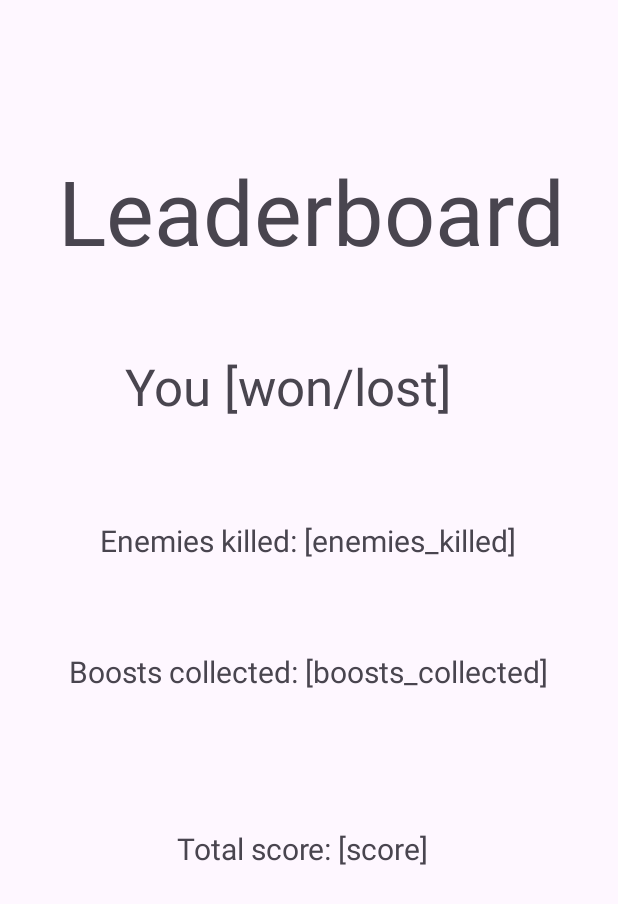
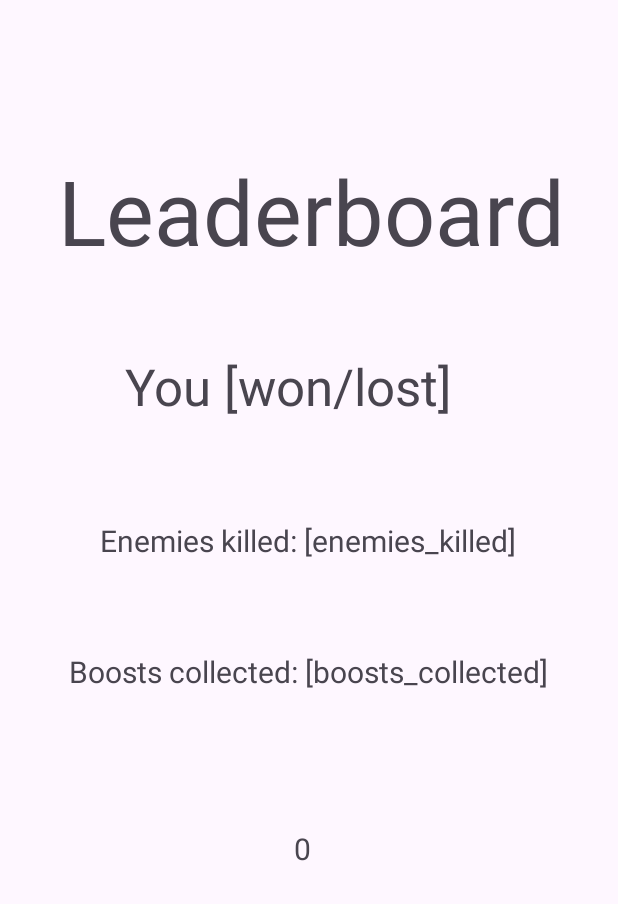
Before and after one commit to rparida3/CS2340A_Team11, an Android app: the EndingActivity screen opened directly, with no data from a screen before it, on a phone screen of 412 x 824 dp. Shown: the top 904 px of the screen. Run offline under Robolectric (Android 15) with nearby library versions, the phone set to English and light mode, and no system bars.

Commit message:
displayed current score after game ends on end screen

```diff
--- a/app/src/main/java/com/example/cs2340a_team11/View/EndingActivity.java
+++ b/app/src/main/java/com/example/cs2340a_team11/View/EndingActivity.java
@@ -19,5 +19,8 @@ public class EndingActivity extends AppCompatActivity {
         endScreenViewModel = new ViewModelProvider(this).get(EndScreenViewModel.class);
 
         // DO PLEASE: display end results by fetching info from view-model
+        TextView currentScore = findViewById(R.id.score);
+        currentScore.setText(Integer.toString(endScreenViewModel.calcTotalScore()));
+
     }
 }
--- a/app/src/main/java/com/example/cs2340a_team11/ViewModel/EndScreenViewModel.java
+++ b/app/src/main/java/com/example/cs2340a_team11/ViewModel/EndScreenViewModel.java
@@ -25,6 +25,6 @@ public class EndScreenViewModel extends ViewModel {
     }
 
     public int calcTotalScore() {
-        return 5;
+        return player.getScore();
     }
 }
--- a/app/src/main/res/layout/game_screen.xml
+++ b/app/src/main/res/layout/game_screen.xml
@@ -73,7 +73,7 @@
         tools:visibility="visible" />
 
     <TextView
-        android:id="@+id/score"
+        android:id="@+id/scoreLabel"
         android:layout_width="wrap_content"
         android:layout_height="wrap_content"
         android:layout_marginStart="8dp"
@@ -91,7 +91,7 @@
         android:text="0"
         app:layout_constraintEnd_toEndOf="parent"
         app:layout_constraintHorizontal_bias="1.0"
-        app:layout_constraintStart_toEndOf="@+id/score"
+        app:layout_constraintStart_toEndOf="@+id/scoreLabel"
         app:layout_constraintTop_toBottomOf="@+id/healthBar" />
 
 
```
